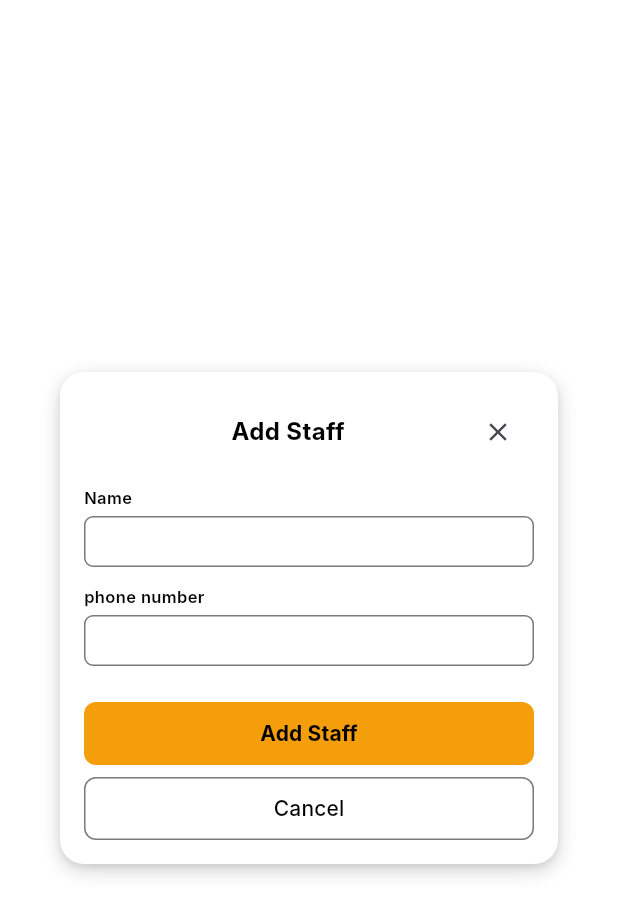
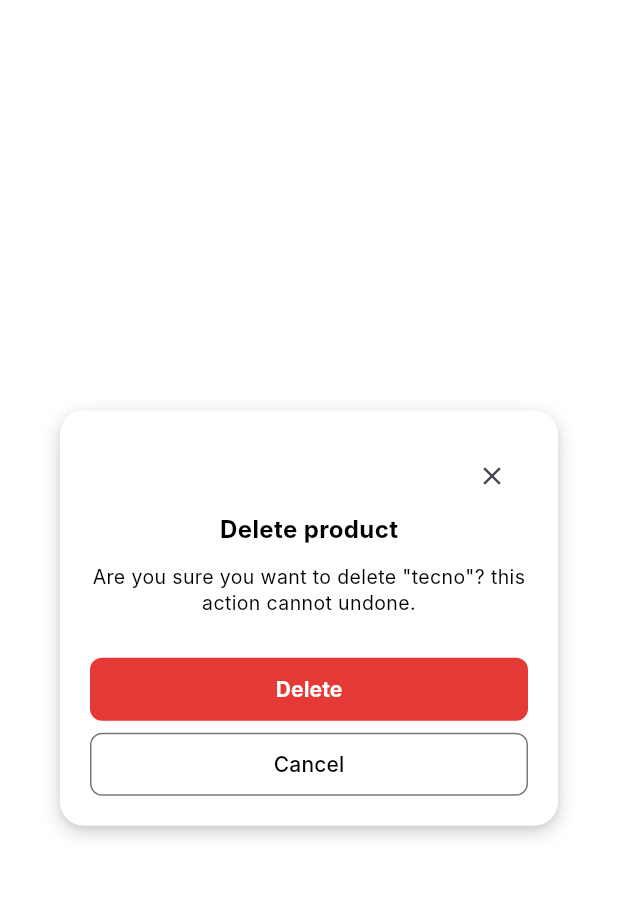
Before and after one commit to gelila0913/HisabApp, a Flutter app: the screen it shows after launch, on a phone screen of 412 x 824 dp. Shown: the top 915 px of the screen. Run offline on Flutter 3.47's test engine with Material 3 defaults, Android fonts, the phone set to English and light mode, and no system bars; our stand-ins replace shelf; missing offline and left inert: mysql1; Roboto replaces fonts that are missing (Inter).

Commit message:
adding the delete confirmation widget

```diff
--- a/hisabapp/lib/core/presentation/widgets/modals/delete.dart
+++ b/hisabapp/lib/core/presentation/widgets/modals/delete.dart
@@ -0,0 +1,129 @@
+import 'package:flutter/material.dart';
+import 'package:hisabapp/core/presentation/theme/app_colors.dart';
+
+class DeleteProductView extends StatefulWidget {
+  const DeleteProductView({super.key});
+
+  @override
+  State<DeleteProductView> createState() => _DeleteProductViewState();
+}
+
+class _DeleteProductViewState extends State<DeleteProductView> {
+  @override
+  Widget build(BuildContext context) {
+    return Dialog(
+      elevation: 8,
+      backgroundColor: Colors.transparent,
+      shape: RoundedRectangleBorder(
+        borderRadius: BorderRadius.circular(16),
+      ),
+      child: Container(
+        width: 340,
+        padding: const EdgeInsets.all(20.0),
+        decoration: BoxDecoration(
+          color: AppColors.white,
+          borderRadius: BorderRadius.circular(16),
+          boxShadow: [
+            BoxShadow(
+              color: Colors.black.withOpacity(0.18),
+              blurRadius: 10,
+              offset: const Offset(0, 4),
+            ),
+            BoxShadow(
+              color: Colors.black.withOpacity(0.06),
+              blurRadius: 3,
+              offset: const Offset(0, 2),
+            ),
+          ],
+        ),
+        child: SingleChildScrollView(
+          child: Column(
+            mainAxisSize: MainAxisSize.min,
+            children: [
+              // --- Header Section ---
+              Row(
+                mainAxisAlignment: MainAxisAlignment.end,
+                children: [
+                  IconButton(
+                    icon: const Icon(Icons.close, size: 20),
+                    onPressed: () => Navigator.of(context).pop(),
+                  ),
+                ],
+              ),
+
+              // --- Title ---
+              const Text(
+                'Delete product',
+                style: TextStyle(
+                  fontSize: 16,
+                  fontWeight: FontWeight.bold,
+                  color: AppColors.textMain,
+                ),
+              ),
+              const SizedBox(height: 12),
+
+              // --- Description ---
+              const Text(
+                'Are you sure you want to delete "tecno"? this action cannot undone.',
+                textAlign: TextAlign.center,
+                style: TextStyle(
+                  fontSize: 13,
+                  color: AppColors.textMain,
+                  height: 1.3,
+                ),
+              ),
+              const SizedBox(height: 28),
+
+              // --- Buttons ---
+              SizedBox(
+                width: double.infinity,
+                height: 42,
+                child: ElevatedButton(
+                  onPressed: () {
+                    // TODO: Delete submission logic
+                  },
+                  style: ElevatedButton.styleFrom(
+                    backgroundColor: const Color(0xFFE53935), // Updated to avoid color lookup errors
+                    elevation: 0,
+                    shape: RoundedRectangleBorder(
+                      borderRadius: BorderRadius.circular(8),
+                    ),
+                  ),
+                  child: const Text(
+                    'Delete',
+                    style: TextStyle(
+                      color: AppColors.white,
+                      fontSize: 14,
+                      fontWeight: FontWeight.bold,
+                    ),
+                  ),
+                ),
+              ),
+              const SizedBox(height: 8),
+              SizedBox(
+                width: double.infinity,
+                height: 42,
+                child: OutlinedButton(
+                  onPressed: () => Navigator.of(context).pop(),
+                  style: OutlinedButton.styleFrom(
+                    side: const BorderSide(color: AppColors.textGray),
+                    shape: RoundedRectangleBorder(
+                      borderRadius: BorderRadius.circular(8),
+                    ),
+                  ),
+                  child: const Text(
+                    'Cancel',
+                    style: TextStyle(
+                      color: AppColors.textMain,
+                      fontSize: 14,
+                    ),
+                  ),
+                ),
+              ),
+            ],
+          ),
+        ),
+      ),
+    );
+  }
+}
--- a/hisabapp/lib/main.dart
+++ b/hisabapp/lib/main.dart
@@ -1,6 +1,6 @@
 import 'package:flutter/material.dart';
-// Updated import path: point directly to the file containing AddProductView
-import 'package:hisabapp/core/presentation/widgets/modals/add_staff.dart';
+// Updated import path: point directly to the file containing DeleteProductView
+import 'package:hisabapp/core/presentation/widgets/modals/delete.dart';
 
 void main() {
   runApp(const HisabApp());
@@ -22,7 +22,7 @@ class HisabApp extends StatelessWidget {
         backgroundColor: Colors.white12,
         body: Center(
           // Removed the invalid 'const' keyword
-          child: AddStaffView(),
+          child: DeleteProductView(),
         ),
       ),
     );
```
Also changed, not shown: hisabapp/lib/core/presentation/widgets/modals/add_branch.dart (+174 -0 lines).
